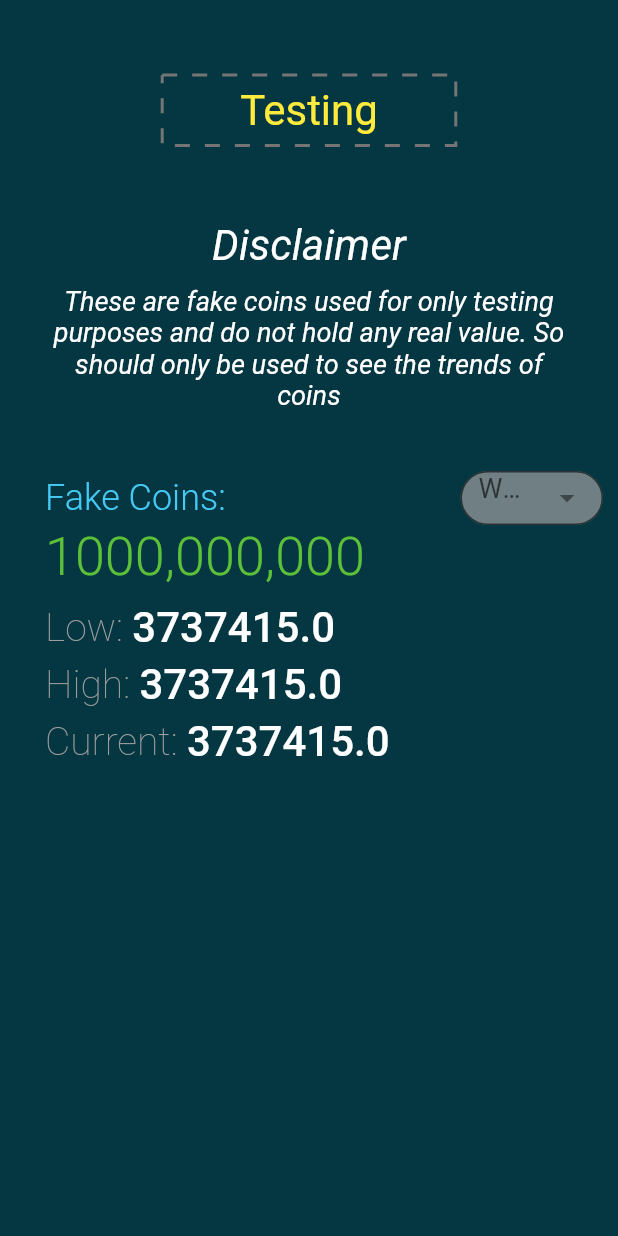
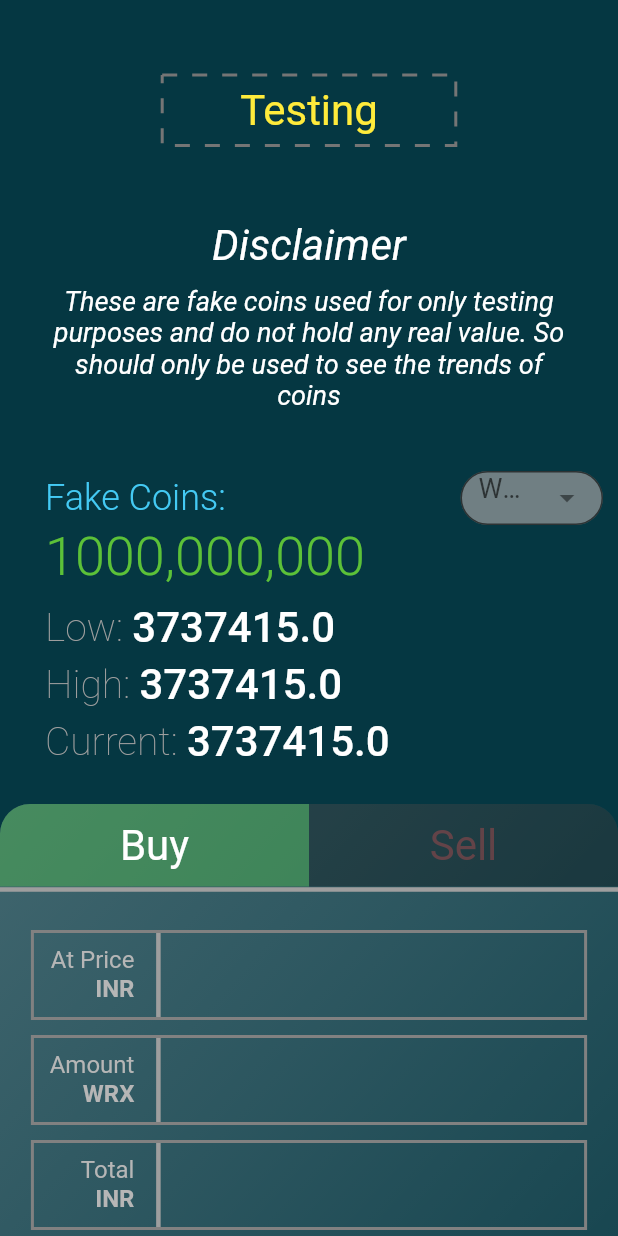
Before and after one commit to Angularsight/final_cryptoknight2, a Flutter app: the screen it shows after launch, on a phone screen of 412 x 824 dp. Run offline on Flutter 3.47's test engine with Material 2 defaults, Android fonts, the phone set to English and light mode, and no system bars; drawn by our look-alikes of dotted_border; our stand-ins replace flutter_icons, google_fonts; missing offline and left inert: flutter_carousel_slider.

Commit message:
paymentCard
Design working

```diff
--- /dev/null
+++ b/lib/ui/additionalWidgets/buy_or_sell_card.dart
@@ -0,0 +1,120 @@
+
+
+import 'package:flutter/cupertino.dart';
+import 'package:cupertino_icons/cupertino_icons.dart';
+import 'package:flutter/material.dart';
+import 'package:google_fonts/google_fonts.dart';
+class BuyOrSellCard extends StatelessWidget {
+  final bool isBuySelected;
+  const BuyOrSellCard({Key? key,required this.isBuySelected}) : super(key: key);
+
+  @override
+  Widget build(BuildContext context) {
+    if (isBuySelected) {
+      return Container(
+      child: Padding(
+        padding: const EdgeInsets.symmetric(vertical: 25,horizontal: 10),
+        child: Column(
+          children: [
+            buildInputAmountContainer(context,'At Price',"INR"),
+            buildInputAmountContainer(context, "Amount", "WRX"),
+            buildInputAmountContainer(context, "Total", "INR"),
+
+            InkWell(
+              onTap: (){},
+              child: Container(
+                height: 35,
+                width: MediaQuery.of(context).size.width*0.9,
+                decoration: BoxDecoration(
+                  borderRadius: BorderRadius.circular(5),
+                  color: Colors.green
+                ),
+                child: Center(child: Text("Buy WRX",style: GoogleFonts.roboto(fontSize: 17 ,color: Colors.white,fontWeight: FontWeight.bold),),),
+              ),
+            )
+          ],
+        ),
+      ),
+
+
+    );
+    } else {
+      return Container(
+        child: Padding(
+          padding: const EdgeInsets.symmetric(vertical: 25,horizontal: 10),
+          child: Column(
+            children: [
+              buildInputAmountContainer(context,'At Price',"INR"),
+              buildInputAmountContainer(context, "Amount", "WRX"),
+              buildInputAmountContainer(context, "Total", "INR"),
+
+              InkWell(
+                onTap: (){},
+                child: Container(
+                  height: 35,
+                  width: MediaQuery.of(context).size.width*0.9,
+                  decoration: BoxDecoration(
+                      borderRadius: BorderRadius.circular(5),
+                      color: Colors.redAccent
+                  ),
+                  child: Center(child: Text("Sell WRX",style: GoogleFonts.roboto(fontSize: 17 ,color: Colors.white,fontWeight: FontWeight.bold),),),
+                ),
+              )
+            ],
+          ),
+        ),
+
+
+      );
+    }
+  }
+
+  Widget buildInputAmountContainer(BuildContext context,String title,String subtitle) {
+    return Padding(
+      padding: const EdgeInsets.only(bottom: 10.0),
+      child: Container(
+              height: 60,
+              width: MediaQuery.of(context).size.width*0.9,
+              decoration: BoxDecoration(
+                color: Colors.transparent,
+                border: Border.all(color: Color(0xff818181),width: 2)
+              ),
+                child: Row(
+                  children: [
+                    Container(
+                      height: 55,
+                      width: 75,
+
+                      child: Padding(
+                        padding: const EdgeInsets.all(8.0),
+                        child: Column(
+                          crossAxisAlignment: CrossAxisAlignment.end,
+                          children: [
+                            Text("$title",style: GoogleFonts.roboto(fontSize: 16,color: Color(0xffB6B6B6)),),
+                            Text("$subtitle",style: GoogleFonts.roboto(fontSize: 16,fontWeight: FontWeight.bold,color: Color(0xffB6B6B6)),)
+                          ],
+                        ),
+                      ),
+                    ),
+                    VerticalDivider(thickness: 3,color: Colors.grey,),
+                    Container(
+                      width: MediaQuery.of(context).size.width*0.8 - 75,
+                      child: TextField(
+                        cursorColor: Colors.grey,
+                        showCursor: false,
+                        keyboardType: TextInputType.numberWithOptions(decimal: true),
+                        maxLines: 1,
+                        style: GoogleFonts.roboto(fontSize: 18,color: Colors.white,fontWeight: FontWeight.bold),
+                        decoration: InputDecoration(
+                          disabledBorder: InputBorder.none,
+                          border: InputBorder.none,
+                          focusColor: Colors.black,
+                        ),
+                      ),
+                    )
+                  ],
+              )
+            ),
+    );
+  }
+}
--- a/lib/ui/additionalWidgets/paymentWindow.dart
+++ b/lib/ui/additionalWidgets/paymentWindow.dart
@@ -1,4 +1,7 @@
+import 'package:final_cryptoknight/ui/additionalWidgets/buy_or_sell_card.dart';
+import 'package:flutter/cupertino.dart';
 import 'package:flutter/material.dart';
+import 'package:google_fonts/google_fonts.dart';
 
 class PaymentWindow extends StatefulWidget {
   const PaymentWindow({Key? key}) : super(key: key);
@@ -7,7 +10,8 @@ class PaymentWindow extends StatefulWidget {
   State<PaymentWindow> createState() => _PaymentWindowState();
 }
 
-class _PaymentWindowState extends State<PaymentWindow> with SingleTickerProviderStateMixin {
+class _PaymentWindowState extends State<PaymentWindow>
+    with SingleTickerProviderStateMixin {
   int _selectedNavItem = 0;
   bool _isBuySelected = true;
   late TabController tabController;
@@ -21,41 +25,70 @@ class _PaymentWindowState extends State<PaymentWindow> with SingleTickerProvider
   @override
   Widget build(BuildContext context) {
     return Container(
-      height: MediaQuery.of(context).size.height * 0.3,
       width: double.infinity,
+      height: MediaQuery.of(context).size.height * 0.45,
       decoration: BoxDecoration(
-          borderRadius: BorderRadius.circular(18),
-          gradient: LinearGradient(
-            colors: [
+          borderRadius: BorderRadius.circular(20),
+          gradient: LinearGradient(colors: [
             Color(0xffFFFCFC).withOpacity(0.24),
             Colors.white.withOpacity(0.06)
-            ],
-            begin: Alignment.topLeft,
-            end: Alignment.bottomRight,
-          )),
-
-
-     child: TabBar(
-       controller: tabController,
-       onTap: (index) {
+          ], begin: Alignment.topLeft, end: Alignment.bottomRight)),
+      child: Column(
+        children: [
+          Row(
+            mainAxisAlignment: MainAxisAlignment.spaceEvenly,
+            children: [
+              InkWell(
+                onTap: (){
                   setState(() {
-           _selectedNavItem = index;
+                    _isBuySelected = true;
                   });
                 },
-       tabs: [
-         Column(
-           children: [
-             Container(
+                child: Container(
+                  height: 55,
                   width: MediaQuery.of(context).size.width * 0.5,
-               height: 10,
-               decoration:BoxDecoration(
-                 color: _isBuySelected ? Colors.green : Colors.transparent
+                  decoration: BoxDecoration(
+                      color: _isBuySelected?Colors.green.withOpacity(0.5):Colors.black38.withOpacity(0.3),
+                      borderRadius:
+                          BorderRadius.only(topLeft: Radius.circular(20))),
+                  child: Center(
+                    child: Text(
+                      "Buy",
+                      style: GoogleFonts.k2d(fontSize: 28, color: _isBuySelected?Colors.white:Colors.green.withOpacity(0.3)),
                     ),
                   ),
-             Text(
-               "Buy",
-             )
+                ),
+              ),
+              InkWell(
+                onTap: (){
+                  setState(() {
+                    _isBuySelected = false;
+                  });
+                },
+                child: Container(
+                  height: 55,
+                  width: MediaQuery.of(context).size.width * 0.5,
+                  decoration: BoxDecoration(
+                      color: !_isBuySelected?Colors.red.withOpacity(0.5):Colors.black38.withOpacity(0.3),
+                      borderRadius:
+                          BorderRadius.only(topRight: Radius.circular(20))),
+                  child: Center(
+                    child: Text(
+                      "Sell",
+                      style: GoogleFonts.k2d(fontSize: 28, color: !_isBuySelected?Colors.white:Colors.redAccent.withOpacity(0.3)),
+                    ),
+                  ),
+                ),
+              ),
             ],
+          ),
+          Divider(
+            height: 4,
+            thickness: 3,
+            color: Colors.grey,
+          ),
+          BuyOrSellCard(
+            isBuySelected: _isBuySelected,
           )
         ],
       ),
--- a/lib/ui/testingPage.dart
+++ b/lib/ui/testingPage.dart
@@ -117,9 +117,7 @@ class _TestingPageState extends State<TestingPage> {
                 ),
 
               ),
-              // Positioned(
-              //     bottom: 0,
-              //     child: PaymentWindow())
+              PaymentWindow()
             ],
           ),
 
```
Lines whose indentation alone changed are shown as unchanged.
